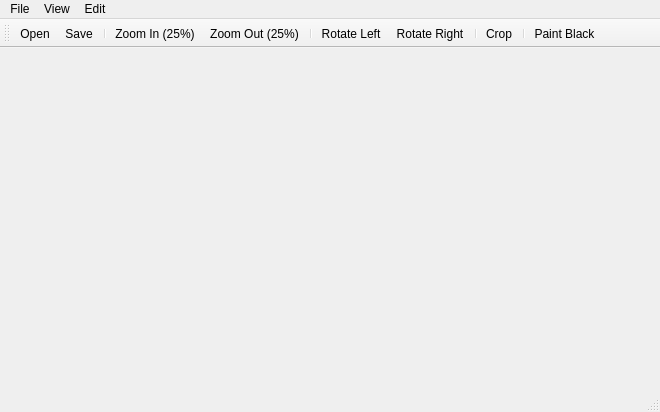
Qt form imageviewer.ui (wojtodzio/ImageViewer) before a commit.
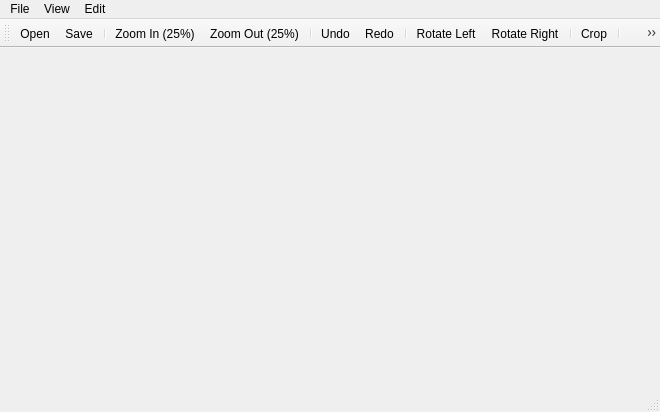
The same form after that commit. Icons and pictures are not drawn.

Commit message:
Add undo and redo actions with free icons
https://www.iconfinder.com/icons/211811/redo_icon#size=256
https://www.iconfinder.com/icons/211838/undo_icon#size=256

Patch:
```diff
--- a/imageviewer.ui
+++ b/imageviewer.ui
@@ -63,7 +63,7 @@
     <enum>TopToolBarArea</enum>
    </attribute>
    <attribute name="toolBarBreak">
-    <bool>true</bool>
+    <bool>false</bool>
    </attribute>
    <addaction name="actionOpen"/>
    <addaction name="actionSave"/>
@@ -71,6 +71,9 @@
    <addaction name="actionZoomIn"/>
    <addaction name="actionZoomOut"/>
    <addaction name="separator"/>
+   <addaction name="actionUndo"/>
+   <addaction name="actionRedo"/>
+   <addaction name="separator"/>
    <addaction name="actionRotateLeft"/>
    <addaction name="actionRotateRight"/>
    <addaction name="separator"/>
@@ -193,6 +196,24 @@
     <string>Ctrl+Shift+B</string>
    </property>
   </action>
+  <action name="actionUndo">
+   <property name="icon">
+    <iconset resource="icons.qrc">
+     <normaloff>:/new/prefix1/icons/undo.png</normaloff>:/new/prefix1/icons/undo.png</iconset>
+   </property>
+   <property name="text">
+    <string>Undo</string>
+   </property>
+  </action>
+  <action name="actionRedo">
+   <property name="icon">
+    <iconset resource="icons.qrc">
+     <normaloff>:/new/prefix1/icons/redo.png</normaloff>:/new/prefix1/icons/redo.png</iconset>
+   </property>
+   <property name="text">
+    <string>Redo</string>
+   </property>
+  </action>
  </widget>
  <layoutdefault spacing="6" margin="11"/>
  <resources>
```
Left out of the diff: 3 changed lines with no effect on the pictures. The commit also changes 5 other files.
